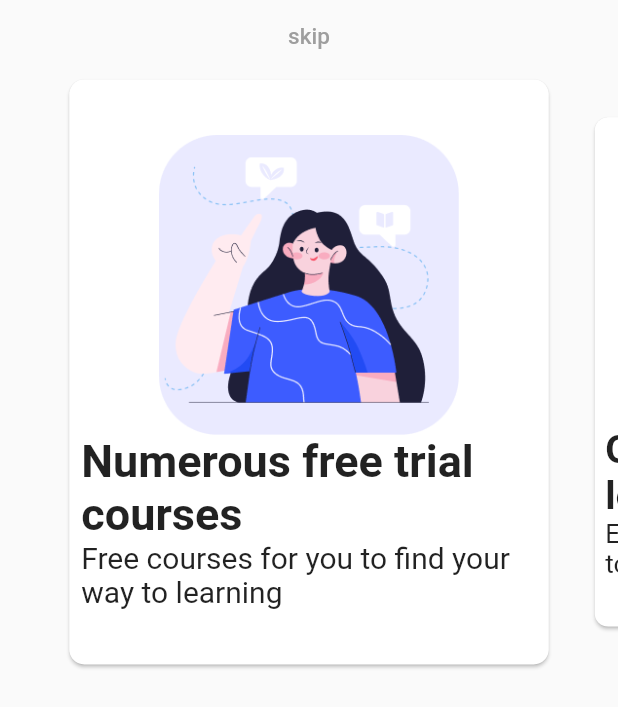
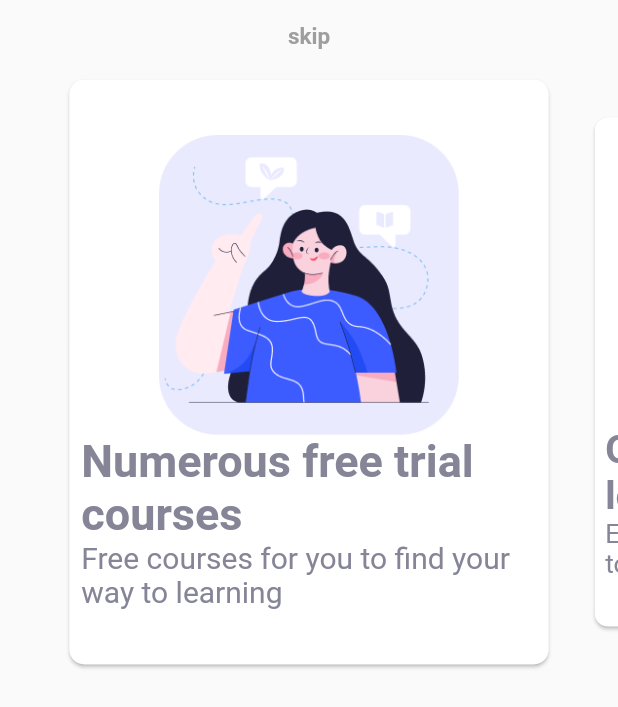
Before and after one commit to Krupal01/online_learning_application, a Flutter app: the screen it shows after launch, on a phone screen of 412 x 824 dp. Shown: the top 707 px of the screen. Run offline on Flutter 3.47's test engine with Material 2 defaults, Android fonts, the light colour scheme and no system bars; drawn by our look-alikes of carousel_slider; our stand-ins replace bloc, flutter_bloc, hexcolor.

Commit message:
ADD : Theme - inprogress

```diff
--- a/lib/main.dart
+++ b/lib/main.dart
@@ -1,4 +1,5 @@
 import 'package:flutter/material.dart';
+import 'package:hexcolor/hexcolor.dart';
 import 'package:online_learning_application/routes.dart';
 import 'package:online_learning_application/Constants.dart';
 
@@ -15,7 +16,36 @@ class MyApp extends StatelessWidget {
     return MaterialApp(
       title: 'Flutter Demo',
       theme: ThemeData(
-        primarySwatch: Colors.blue,
+          primaryColor: HexColor("#3D5CFF"),
+          hintColor: HexColor("#858597"),
+          textTheme: TextTheme(
+            //we can not this bcoz it is 2018 thing and , can't use 2018 things with 2021 update
+            // headline1: TextStyle(fontSize: 32 , fontWeight: FontWeight.w600,),
+            // headline2: TextStyle(fontSize: 24 , fontWeight: FontWeight.w600,),
+            // headline3: TextStyle(fontSize: 22 , fontWeight: FontWeight.w600,),
+            // headline4: TextStyle(fontSize: 20 , fontWeight: FontWeight.w500,),
+            // headline5: TextStyle(fontSize: 18 , fontWeight: FontWeight.w500,),
+            // headline6: TextStyle(fontSize: 16 , fontWeight: FontWeight.w500,),
+            // bodyText2: TextStyle(fontSize: 14 , fontWeight: FontWeight.w400,),
+            // bodyText1: TextStyle(fontSize: 12 , fontWeight: FontWeight.w400,),
+
+            headlineLarge: TextStyle(fontSize: 32 , fontWeight: FontWeight.w600 , color: HexColor("#858597"),),
+            headlineMedium: TextStyle(fontSize: 24 , fontWeight: FontWeight.w600 , color: HexColor("#858597"),),
+            headlineSmall: TextStyle(fontSize: 22 , fontWeight: FontWeight.w600 , color: HexColor("#858597"),),
+            titleLarge: TextStyle(fontSize: 20 , fontWeight: FontWeight.w500 , color: HexColor("#858597"),),
+            titleMedium: TextStyle(fontSize: 18 , fontWeight: FontWeight.w500 , color: HexColor("#858597"),),
+            titleSmall: TextStyle(fontSize: 16 , fontWeight: FontWeight.w500 , color: HexColor("#858597"),),
+            bodyLarge: TextStyle(fontSize: 14 , fontWeight: FontWeight.w400 , color: HexColor("#858597"),),
+            bodyMedium: TextStyle(fontSize: 12 , fontWeight: FontWeight.w400 , color: HexColor("#858597"),),
+
+            labelLarge: TextStyle(fontSize: 32 , fontWeight: FontWeight.w600 , color: Colors.white,),
+            labelMedium: TextStyle(fontSize: 24 , fontWeight: FontWeight.w600 , color: Colors.white,),
+            labelSmall: TextStyle(fontSize: 22 , fontWeight: FontWeight.w600 , color: Colors.white,),
+            displayLarge: TextStyle(fontSize: 20 , fontWeight: FontWeight.w500 , color: Colors.white,),
+            displayMedium: TextStyle(fontSize: 18 , fontWeight: FontWeight.w500 , color: Colors.white,),
+            displaySmall: TextStyle(fontSize: 16 , fontWeight: FontWeight.w500 , color: Colors.white,),
+
+          )
       ),
       onGenerateRoute: (settings) => routes.onGenerateRoutes(settings),
       initialRoute: SPLASH_SCREEN_ROUTE,
```
